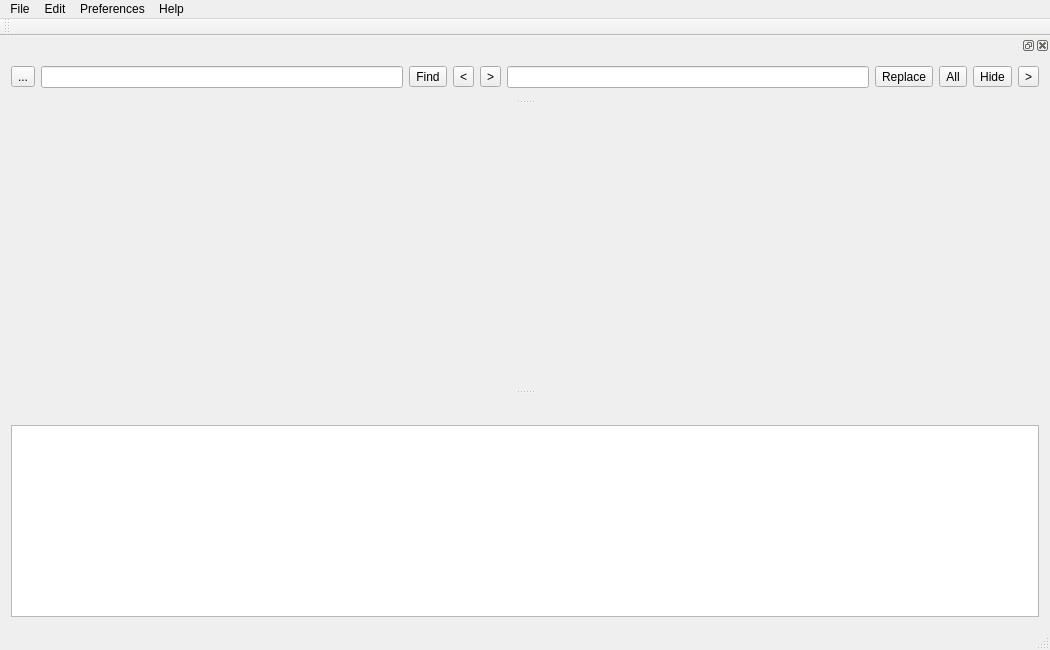
First picture: the form in mainwindow.ui, repository ic005k/Xplist, before the edit.
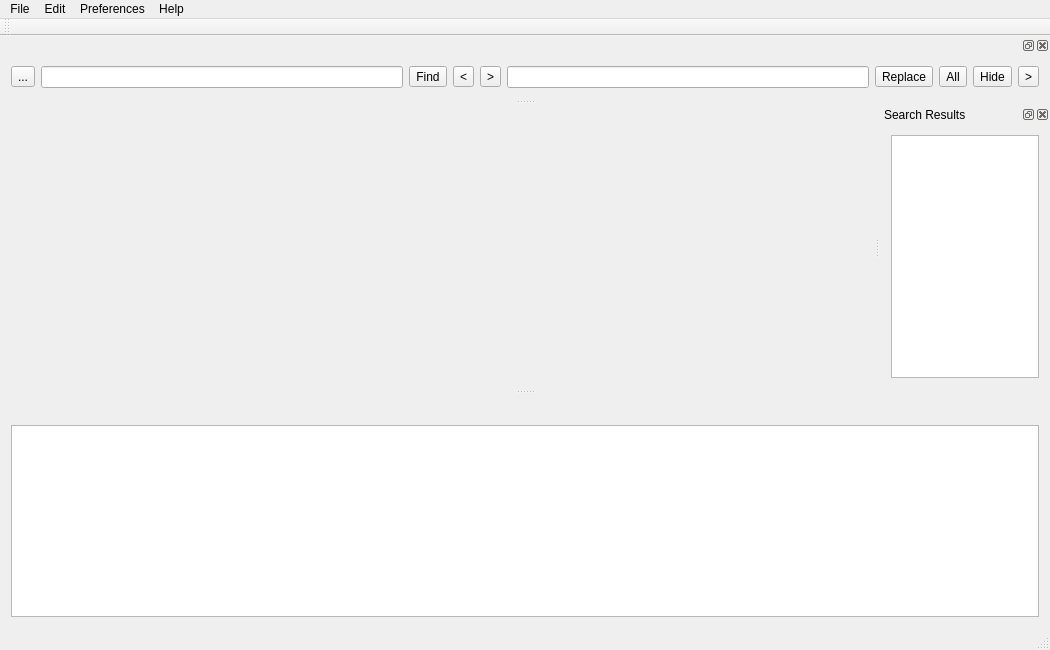
Second picture: the form after the edit. Icons and pictures are not drawn.

The edit to the form file:
```diff
--- a/mainwindow.ui
+++ b/mainwindow.ui
@@ -30,19 +30,10 @@
    <locale language="English" country="UnitedStates"/>
   </property>
   <widget class="QWidget" name="centralWidget">
-   <layout class="QGridLayout" name="gridLayout">
-    <property name="leftMargin">
-     <number>3</number>
-    </property>
-    <property name="topMargin">
-     <number>3</number>
-    </property>
-    <property name="rightMargin">
-     <number>3</number>
-    </property>
-    <property name="bottomMargin">
-     <number>3</number>
-    </property>
+   <layout class="QGridLayout" name="gridLayout_Main">
+    <item row="0" column="0">
+     <layout class="QGridLayout" name="gridLayout"/>
+    </item>
    </layout>
   </widget>
   <widget class="QMenuBar" name="menuBar">
@@ -261,6 +252,36 @@
     </layout>
    </widget>
   </widget>
+  <widget class="QDockWidget" name="dockShowSearchResults">
+   <property name="minimumSize">
+    <size>
+     <width>130</width>
+     <height>117</height>
+    </size>
+   </property>
+   <property name="maximumSize">
+    <size>
+     <width>170</width>
+     <height>524287</height>
+    </size>
+   </property>
+   <property name="allowedAreas">
+    <set>Qt::LeftDockWidgetArea|Qt::RightDockWidgetArea</set>
+   </property>
+   <property name="windowTitle">
+    <string>Search Results</string>
+   </property>
+   <attribute name="dockWidgetArea">
+    <number>2</number>
+   </attribute>
+   <widget class="QWidget" name="dockWidgetContents_SearchResults">
+    <layout class="QGridLayout" name="gridLayout_3">
+     <item row="0" column="0">
+      <widget class="QListWidget" name="listFind"/>
+     </item>
+    </layout>
+   </widget>
+  </widget>
   <action name="actionAdd">
    <property name="icon">
     <iconset>
```
Left out of the diff: 31 changed lines with no effect on the pictures.
